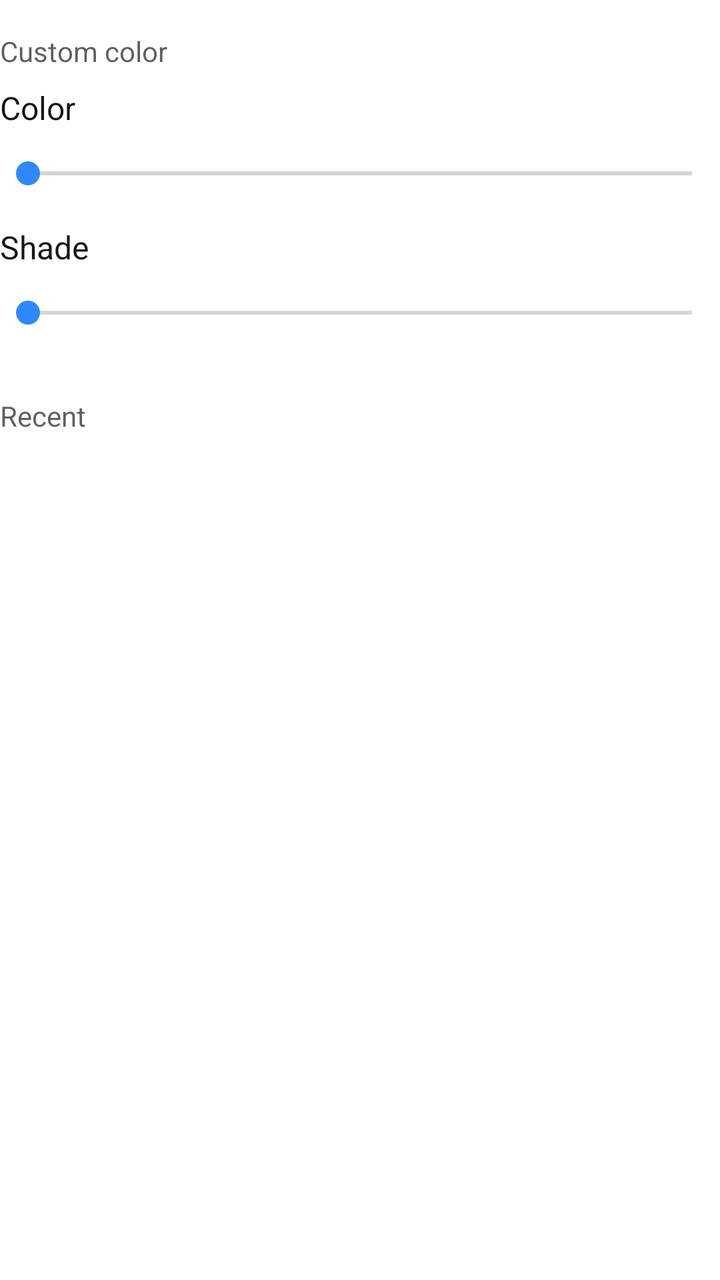
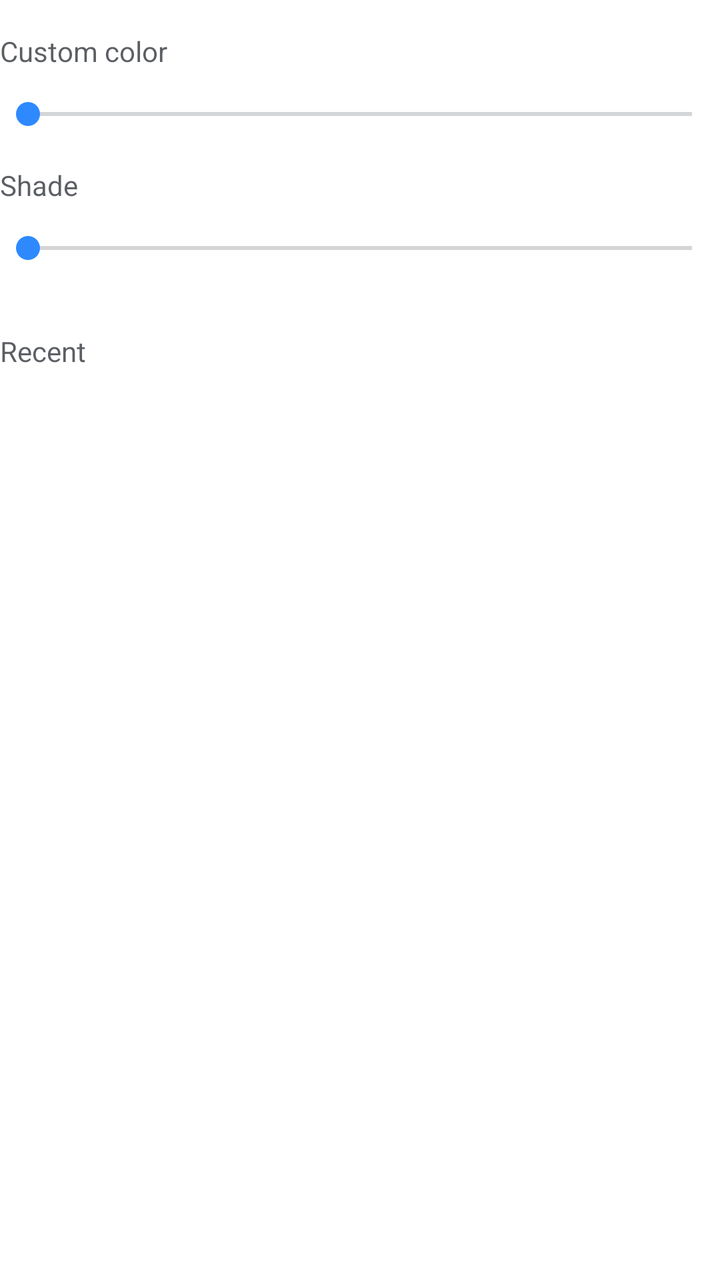

Compare the two renders of this Android layout. The source of the first and the diff that turns it into the second are given below.
<!-- AndroidManifest.xml: application theme Theme.Supernova -->
<!-- res/layout/view_custom_color.xml -->
<?xml version="1.0" encoding="utf-8"?>
<LinearLayout xmlns:android="http://schemas.android.com/apk/res/android"
    android:layout_width="match_parent"
    android:layout_height="wrap_content"
    android:orientation="vertical">

    <TextView
        android:layout_width="wrap_content"
        android:layout_height="wrap_content"
        android:layout_marginTop="@dimen/space_md"
        android:text="@string/custom_color_title"
        android:textColor="@color/textSecondary"
        android:textSize="@dimen/text_secondary" />

    <TextView
        android:layout_width="wrap_content"
        android:layout_height="wrap_content"
        android:layout_marginTop="@dimen/space_sm"
        android:labelFor="@id/customHueSeek"
        android:text="@string/color_hue"
        android:textColor="@color/textPrimary"
        android:textSize="@dimen/text_body" />

    <FrameLayout
        android:layout_width="match_parent"
        android:layout_height="44dp">

        <View
            android:id="@+id/customHueTrack"
            android:layout_width="match_parent"
            android:layout_height="24dp"
            android:layout_gravity="center_vertical"
            android:importantForAccessibility="no" />

        <SeekBar
            android:id="@+id/customHueSeek"
            android:layout_width="match_parent"
            android:layout_height="match_parent"
            android:background="@null"
            android:max="359"
            android:paddingHorizontal="14dp" />
    </FrameLayout>

    <TextView
        android:layout_width="wrap_content"
        android:layout_height="wrap_content"
        android:layout_marginTop="@dimen/space_xs"
        android:labelFor="@id/customShadeSeek"
        android:text="@string/color_shade"
        android:textColor="@color/textPrimary"
        android:textSize="@dimen/text_body" />

    <FrameLayout
        android:layout_width="match_parent"
        android:layout_height="44dp">

        <View
            android:id="@+id/customShadeTrack"
            android:layout_width="match_parent"
            android:layout_height="24dp"
            android:layout_gravity="center_vertical"
            android:importantForAccessibility="no" />

        <SeekBar
            android:id="@+id/customShadeSeek"
            android:layout_width="match_parent"
            android:layout_height="match_parent"
            android:background="@null"
            android:paddingHorizontal="14dp" />
    </FrameLayout>

    <FrameLayout
        android:id="@+id/customHexBox"
        android:layout_width="match_parent"
        android:layout_height="wrap_content"
        android:layout_marginTop="@dimen/space_xs" />

    <TextView
        android:id="@+id/customRecentLabel"
        android:layout_width="wrap_content"
        android:layout_height="wrap_content"
        android:layout_marginTop="@dimen/space_md"
        android:text="@string/color_recent"
        android:textColor="@color/textSecondary"
        android:textSize="@dimen/text_secondary" />

    <LinearLayout
        android:id="@+id/customRecentRow"
        android:layout_width="match_parent"
        android:layout_height="wrap_content"
        android:layout_marginTop="@dimen/space_sm"
        android:orientation="horizontal" />
</LinearLayout>
<!-- resources referenced by this layout -->
<resources>
  <color name="textPrimary">#11161D</color>
  <color name="textSecondary">#B011161D</color>
  <dimen name="space_md">16dp</dimen>
  <dimen name="space_sm">8dp</dimen>
  <dimen name="space_xs">4dp</dimen>
  <dimen name="text_body">16sp</dimen>
  <dimen name="text_secondary">14sp</dimen>
  <string name="color_hue">Color</string>
  <string name="color_recent">Recent</string>
  <string name="color_shade">Shade</string>
  <string name="custom_color_title">Custom color</string>
  <color name="accent">#2E89FF</color>
  <color name="rippleHighlight">#1A000000</color>
  <color name="accentBlueText">@color/accentBlue</color>
  <style name="Widget.Supernova.CheckBox" parent="Widget.MaterialComponents.CompoundButton.CheckBox">
          <item name="android:button">@drawable/checkbox_box</item>
          <item name="buttonCompat">@drawable/checkbox_box</item>
          <item name="buttonIcon">@null</item>
          <item name="buttonTint">@null</item>
          <item name="useMaterialThemeColors">false</item>
          <item name="android:textColor">@color/textPrimary</item>
      </style>
  <style name="Widget.Supernova.RadioButton" parent="Widget.MaterialComponents.CompoundButton.RadioButton">
          <item name="buttonTint">@color/selection_control_tint</item>
          <item name="android:textColor">@color/textPrimary</item>
      </style>
  <style name="Widget.Supernova.Switch" parent="Widget.MaterialComponents.CompoundButton.Switch">
          <item name="android:textColor">@color/textPrimary</item>
      </style>
  <color name="surface">#FFFFFF</color>
  <color name="onAccent">#FFFFFFFF</color>
  <color name="accentBlue">#2E89FF</color>
  <color name="raised">#FFFFFF</color>
  <style name="ShapeAppearanceOverlay.Supernova.Dialog" parent="">
          <item name="cornerFamily">rounded</item>
          <item name="cornerSize">28dp</item>
      </style>
  <style name="TextAppearance.Supernova.DialogTitle" parent="MaterialAlertDialog.MaterialComponents.Title.Text">
          <item name="android:textColor">@color/textPrimary</item>
          <item name="android:textSize">@dimen/text_headline</item>
          <item name="android:fontFamily">sans-serif-medium</item>
      </style>
  <style name="TextAppearance.Supernova.DialogBody" parent="MaterialAlertDialog.MaterialComponents.Body.Text">
          <item name="android:textColor">@color/textSecondary</item>
          <item name="android:textSize">@dimen/text_body</item>
          <item name="android:lineSpacingMultiplier">1.15</item>
      </style>
  <!-- drawable bg_dialog_window (drawable) -->
  <?xml version="1.0" encoding="utf-8"?>
  <inset xmlns:android="http://schemas.android.com/apk/res/android"
      android:insetLeft="24dp"
      android:insetRight="24dp"
      android:insetTop="16dp"
      android:insetBottom="16dp">
      <shape android:shape="rectangle">
          <corners android:radius="28dp" />
          <solid android:color="@color/raised" />
      </shape>
  </inset>
  <style name="Widget.Supernova.BottomSheet" parent="Widget.MaterialComponents.BottomSheet.Modal">
          <item name="backgroundTint">@color/raised</item>
          <item name="shapeAppearanceOverlay">@style/ShapeAppearanceOverlay.Supernova.BottomSheet</item>
          <item name="android:elevation">0dp</item>
          
          <item name="behavior_skipCollapsed">true</item>
          
          <item name="shouldRemoveExpandedCorners">false</item>
      </style>
  <dimen name="text_headline">24sp</dimen>
  <style name="ShapeAppearanceOverlay.Supernova.BottomSheet" parent="">
          <item name="cornerFamily">rounded</item>
          <item name="cornerSizeTopLeft">28dp</item>
          <item name="cornerSizeTopRight">28dp</item>
          <item name="cornerSizeBottomLeft">0dp</item>
          <item name="cornerSizeBottomRight">0dp</item>
      </style>
  <!-- unchanged entries left out for length: 10 -->
</resources>

<!-- the commit's change to res/layout/view_custom_color.xml (unified diff, before → after) -->
@@ -11,15 +11,6 @@
         android:text="@string/custom_color_title"
         android:textColor="@color/textSecondary"
         android:textSize="@dimen/text_secondary" />
-
-    <TextView
-        android:layout_width="wrap_content"
-        android:layout_height="wrap_content"
-        android:layout_marginTop="@dimen/space_sm"
-        android:labelFor="@id/customHueSeek"
-        android:text="@string/color_hue"
-        android:textColor="@color/textPrimary"
-        android:textSize="@dimen/text_body" />
 
     <FrameLayout
         android:layout_width="match_parent"
@@ -37,6 +28,7 @@
             android:layout_width="match_parent"
             android:layout_height="match_parent"
             android:background="@null"
+            android:contentDescription="@string/color_hue"
             android:max="359"
             android:paddingHorizontal="14dp" />
     </FrameLayout>
@@ -47,8 +39,8 @@
         android:layout_marginTop="@dimen/space_xs"
         android:labelFor="@id/customShadeSeek"
         android:text="@string/color_shade"
-        android:textColor="@color/textPrimary"
-        android:textSize="@dimen/text_body" />
+        android:textColor="@color/textSecondary"
+        android:textSize="@dimen/text_secondary" />
 
     <FrameLayout
         android:layout_width="match_parent"
